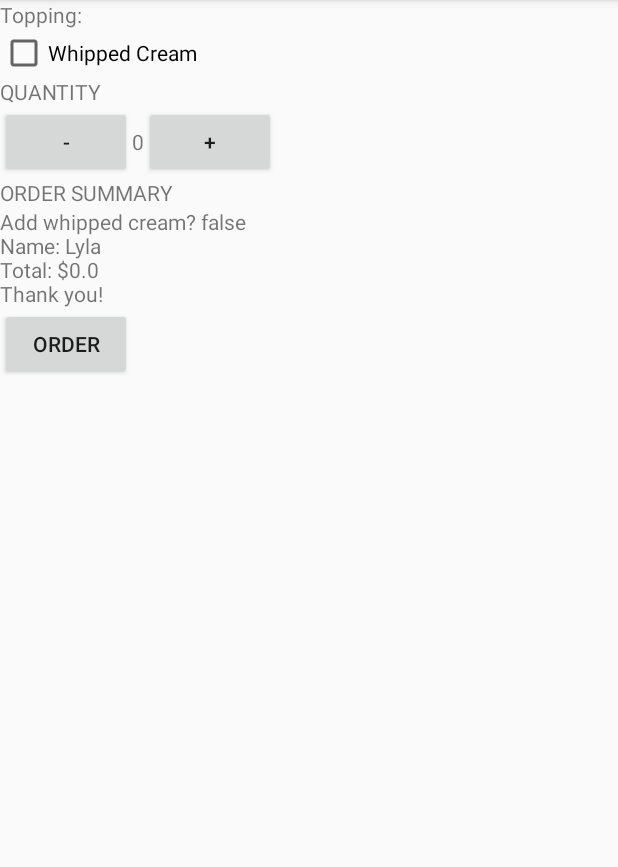
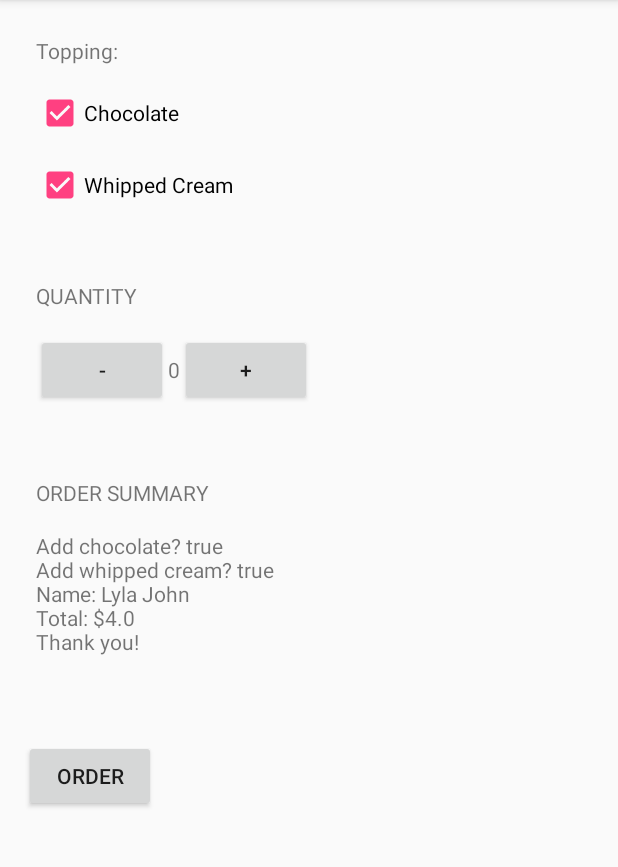
Before and after one commit to kaipengw/coffeeorder, an Android app: the screen it shows after launch (MainActivity), after a tap on "ORDER", on a phone screen of 412 x 824 dp, the part 84-951 px from its top. Run offline under Robolectric (Android 15) with nearby library versions, the phone set to English and light mode, and no system bars; 2 other taps on this screen came first.

Commit message:
Add another topping selection. Change the display method.

```diff
--- a/app/src/main/java/com/kennan/coffeeorder/MainActivity.java
+++ b/app/src/main/java/com/kennan/coffeeorder/MainActivity.java
@@ -2,6 +2,7 @@ package com.kennan.coffeeorder;
 
 import android.support.v7.app.AppCompatActivity;
 import android.os.Bundle;
+import android.util.Log;
 import android.view.View;
 import android.widget.CheckBox;
 import android.widget.TextView;
@@ -10,7 +11,8 @@ public class MainActivity extends AppCompatActivity {
     private int quantity = 0;
     private double price = 0d;
     private double toppingPrice = 0d;
-    private boolean isToppingPriceChecked = false;
+    private boolean isWhippedCreamToppingChecked = false;
+    private boolean isChocolateToppingChecked = false;
 
     @Override
     protected void onCreate(Bundle savedInstanceState) {
@@ -25,12 +27,16 @@ public class MainActivity extends AppCompatActivity {
 
     private void displayPrice(double price) {
         TextView orderSummary = (TextView) findViewById(R.id.order_summary_text_view);
-        String displayedText = "Add whipped cream? " + isToppingPriceChecked + "\nName: Lyla\nTotal: $" + price + "\nThank you!";
-        orderSummary.setText(displayedText);
+        String addChocolate = "Add chocolate? " + isChocolateToppingChecked + "\n";
+        String addWhippedCream = "Add whipped cream? " + isWhippedCreamToppingChecked + "\n";
+        String nameOutput = "Name: Lyla John\n";
+        String priceOutput = "Total: $" + price + "\n";
+        String thankyouOutput = "Thank you!\n";
+        orderSummary.setText(addChocolate + addWhippedCream + nameOutput + priceOutput + thankyouOutput);
 
     }
     public void order(View view) {
-        displayPrice(5 * quantity + (isToppingPriceChecked ? 2.5d : 0d));
+        displayPrice(5 * quantity + (isWhippedCreamToppingChecked ? 1.5d : 0d) + (isChocolateToppingChecked ? 2.5d : 0d));
     }
 
     public void minusOne(View view) {
@@ -48,6 +54,26 @@ public class MainActivity extends AppCompatActivity {
     }
 
     public void onClickTopping(View view) {
-        isToppingPriceChecked = !isToppingPriceChecked;
+//        isWhippedCreamToppingChecked = !isWhippedCreamToppingChecked;
+        boolean isChecked = ((CheckBox) view).isChecked();
+        Log.i(this.getClass().toString(), view.toString());
+        switch (view.getId()) {
+            case R.id.chocolate_topping_check_box:
+                if (isChecked) {
+                    isChocolateToppingChecked = true;
+                } else {
+                    isChocolateToppingChecked = false;
+                }
+                break;
+            case R.id.whipped_cream_topping_check_box:
+                if (isChecked) {
+                    isWhippedCreamToppingChecked = true;
+                } else {
+                    isWhippedCreamToppingChecked = false;
+                }
+                break;
+            default:
+                return;
+        }
     }
 }
--- a/app/src/main/res/layout/activity_main.xml
+++ b/app/src/main/res/layout/activity_main.xml
@@ -1,110 +1,125 @@
 <?xml version="1.0" encoding="utf-8"?>
-<RelativeLayout xmlns:android="http://schemas.android.com/apk/res/android"
+<ScrollView xmlns:android="http://schemas.android.com/apk/res/android"
     xmlns:tools="http://schemas.android.com/tools"
     android:layout_width="match_parent"
     android:layout_height="match_parent"
     tools:context="com.kennan.coffeeorder.MainActivity">
 
+    <RelativeLayout
+        android:layout_width="match_parent"
+        android:layout_height="match_parent">
+
         <LinearLayout
             android:layout_width="match_parent"
-        android:layout_height="wrap_content"
-        android:orientation="vertical"
-        >
+            android:layout_height="match_parent"
+            android:orientation="vertical">
 
             <LinearLayout
                 android:layout_width="match_parent"
                 android:layout_height="wrap_content"
+                android:layout_margin="16dp"
                 android:orientation="vertical"
-            >
+                android:padding="8dp">
 
                 <TextView
                     android:layout_width="match_parent"
                     android:layout_height="wrap_content"
-                android:text="Topping:"
-                />
+                    android:text="Topping:" />
 
 
                 <CheckBox
-                android:id="@+id/topping_check_box"
-                android:text= "Whipped Cream"
+                    android:id="@+id/chocolate_topping_check_box"
                     android:layout_width="match_parent"
                     android:layout_height="wrap_content"
+                    android:layout_marginTop="16dp"
                     android:onClick="onClickTopping"
-                />
+                    android:text="Chocolate" />
+
+                <CheckBox
+                    android:id="@+id/whipped_cream_topping_check_box"
+                    android:layout_width="match_parent"
+                    android:layout_height="wrap_content"
+                    android:layout_marginTop="16dp"
+                    android:onClick="onClickTopping"
+                    android:text="Whipped Cream" />
             </LinearLayout>
 
             <LinearLayout
                 android:layout_width="match_parent"
                 android:layout_height="wrap_content"
+                android:layout_margin="16dp"
                 android:orientation="vertical"
-            >
+                android:padding="8dp">
 
                 <TextView
                     android:layout_width="match_parent"
                     android:layout_height="wrap_content"
                     android:text="Quantity"
-                android:textAllCaps="true"
-                />
+                    android:textAllCaps="true" />
+
                 <LinearLayout
                     android:layout_width="match_parent"
                     android:layout_height="wrap_content"
-                android:orientation="horizontal"
-                >
+                    android:layout_marginTop="16dp"
+                    android:orientation="horizontal">
+
                     <Button
                         android:id="@+id/minus_one_button"
                         android:layout_width="wrap_content"
                         android:layout_height="wrap_content"
-                    android:text="-"
                         android:onClick="minusOne"
-                    />
+                        android:text="-" />
 
                     <TextView
                         android:id="@+id/quantity_text_view"
                         android:layout_width="wrap_content"
                         android:layout_height="wrap_content"
-                    android:text="0"
-                    />
+                        android:text="0" />
 
                     <Button
                         android:id="@+id/plus_one_button"
                         android:layout_width="wrap_content"
                         android:layout_height="wrap_content"
-                    android:text="+"
                         android:onClick="plusOne"
-                    />
+                        android:text="+" />
+                </LinearLayout>
+
+
             </LinearLayout>
 
             <LinearLayout
                 android:layout_width="match_parent"
                 android:layout_height="wrap_content"
+                android:layout_margin="16dp"
                 android:orientation="vertical"
-                >
+                android:padding="8dp">
+
                 <TextView
                     android:layout_width="match_parent"
                     android:layout_height="wrap_content"
                     android:text="Order Summary"
-                    android:textAllCaps="true"
-                    />
+                    android:textAllCaps="true" />
+
                 <TextView
                     android:id="@+id/order_summary_text_view"
                     android:layout_width="match_parent"
                     android:layout_height="wrap_content"
-                    android:text="$0.00"
-                    />
+                    android:layout_marginTop="16dp"
+                    android:text="$0.00" />
 
             </LinearLayout>
+
 
             <Button
                 android:id="@+id/order_button"
                 android:layout_width="wrap_content"
                 android:layout_height="wrap_content"
-                android:text="Order"
+                android:layout_margin="16dp"
                 android:onClick="order"
-                />
+                android:text="Order" />
+
 
         </LinearLayout>
 
-
-
-    </LinearLayout>
     </RelativeLayout>
+</ScrollView>
```
Lines whose indentation alone changed are shown as unchanged.
